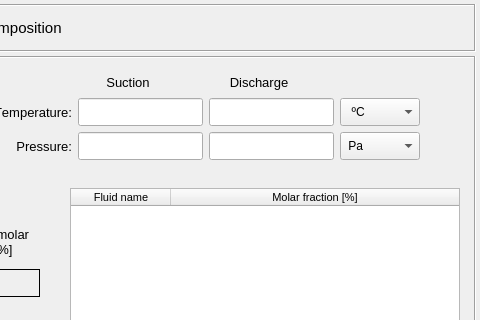
Old version of the form pulse/interface/data/ui_files/model/setup/fluid/set_fluid_composition_input.ui in the repository open-pulse/OpenPulse; both pictures show x 520 to 1000 and y 0 to 320 of the 1000 by 612 pixel window.
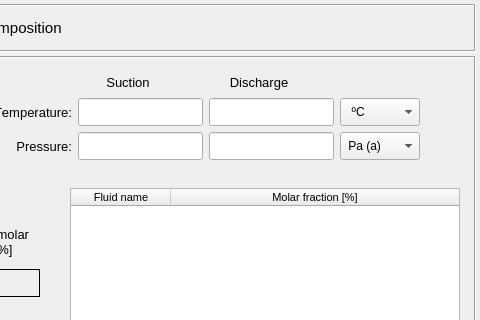
New version of the form.

Commit message: Adds the absolute and gauge pressures in Set fluid composition interface

Patch:
```diff
--- a/pulse/interface/data/ui_files/model/setup/fluid/set_fluid_composition_input.ui
+++ b/pulse/interface/data/ui_files/model/setup/fluid/set_fluid_composition_input.ui
@@ -493,7 +493,7 @@
               </property>
               <item>
                <property name="text">
-                <string> Pa</string>
+                <string> Pa (a)</string>
                </property>
               </item>
               <item>
```
Left out of the diff: 47 changed lines with no effect on the pictures. The commit also changes 1 other file.
